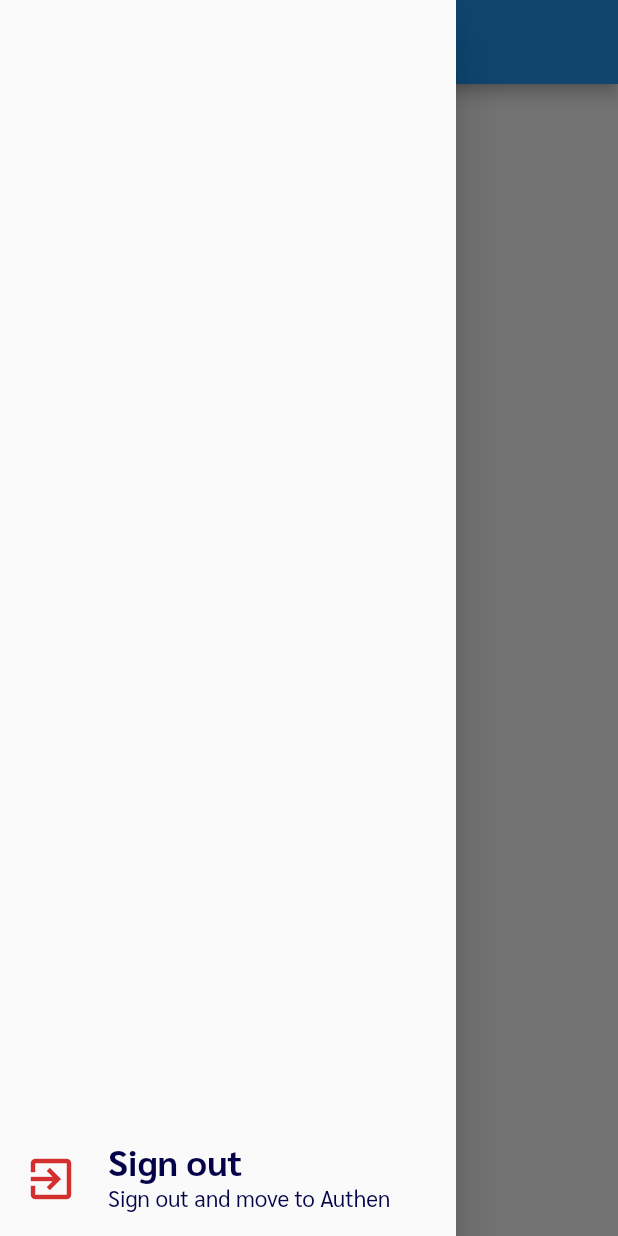
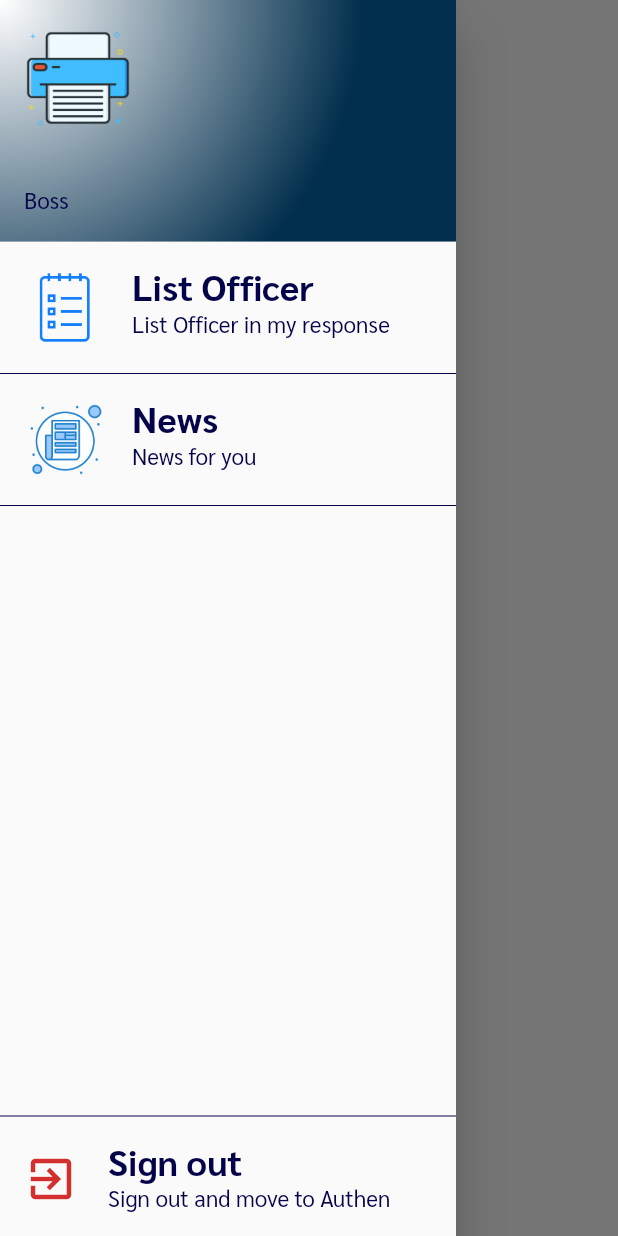
Before and after one commit to menn3000/MennOfficer, a Flutter app: the MainBoss screen opened by its route, with the side drawer open, on a phone screen of 412 x 824 dp. Run offline on Flutter 3.47's test engine with Material 2 defaults, Android fonts, the phone set to English and light mode, and no system bars; our stand-ins replace dio, shared_preferences; accounts and stored records are empty.

Commit message:
update 123

```diff
--- /dev/null
+++ b/lib/bodys/list_officer.dart
@@ -0,0 +1,11 @@
+import 'package:flutter/material.dart';
+import 'package:mennofficer/widgets/widget_text.dart';
+
+class ListOfficer extends StatelessWidget {
+  const ListOfficer({super.key});
+
+  @override
+  Widget build(BuildContext context) {
+    return WidgetText(text: 'List of Officer');
+  }
+}
--- /dev/null
+++ b/lib/bodys/news.dart
@@ -0,0 +1,17 @@
+// ignore_for_file: public_member_api_docs, sort_constructors_first
+import 'package:flutter/material.dart';
+
+import 'package:mennofficer/widgets/widget_text.dart';
+
+class News extends StatelessWidget {
+  final String nameLogin;
+  const News({
+    Key? key,
+    required this.nameLogin,
+  }) : super(key: key);
+
+  @override
+  Widget build(BuildContext context) {
+    return WidgetText(text: 'This is news for $nameLogin');
+  }
+}
--- a/lib/main.dart
+++ b/lib/main.dart
@@ -49,8 +49,16 @@
   @override
   Widget build(BuildContext context) {
     return MaterialApp(
+      debugShowCheckedModeBanner: false,
       routes: map,
       initialRoute: firstState ?? MyConstant.routeAuthen,
+      theme: ThemeData(
+        primarySwatch: Colors.indigo,
+        appBarTheme: AppBarTheme(
+            backgroundColor: Colors.white,
+            foregroundColor: MyConstant.dark,
+            elevation: 0),
+      ),
     );
   }
 }
--- a/lib/states/main_boss.dart
+++ b/lib/states/main_boss.dart
@@ -1,19 +1,86 @@
+// ignore_for_file: avoid_print
+
 import 'package:flutter/material.dart';
+import 'package:mennofficer/bodys/list_officer.dart';
+import 'package:mennofficer/bodys/news.dart';
+import 'package:mennofficer/utillity/my_constant.dart';
+import 'package:mennofficer/utillity/my_service.dart';
+import 'package:mennofficer/widgets/widget_image.dart';
+import 'package:mennofficer/widgets/widget_listtile.dart';
+import 'package:mennofficer/widgets/widget_progress.dart';
 import 'package:mennofficer/widgets/widget_sign_out.dart';
 import 'package:mennofficer/widgets/widget_text.dart';
 
-class MainBoss extends StatelessWidget {
+import '../widgets/widget_drawer_header.dart';
+
+class MainBoss extends StatefulWidget {
   const MainBoss({super.key});
+
+  @override
+  State<MainBoss> createState() => _MainBossState();
+}
+
+class _MainBossState extends State<MainBoss> {
+  var bodys = <Widget>[];
+  int indexBody = 0;
+  var title = <String>['List Officer', 'News'];
+
+  var datas = <String>[];
+
+  @override
+  void initState() {
+    super.initState();
+    findUserLogin();
+  }
+
+  Future<void> findUserLogin() async {
+    datas = await MyService().findDatas();
+    bodys.add(const ListOfficer());
+    bodys.add(
+      News(nameLogin: datas[2]),
+    );
+
+    setState(() {});
+  }
 
   @override
   Widget build(BuildContext context) {
     return Scaffold(
+      backgroundColor: Colors.white,
       appBar: AppBar(
-        title: WidgetText(text: 'Boss'),
+        centerTitle: true,
+        title: WidgetText(
+          text: title[indexBody],
+          textStyle: MyConstant().h2Style(),
+        ),
       ),
       drawer: Drawer(
-        child: WidgetSignOut(),
+        child: Stack(
+          children: [
+            const WidgetSignOut(),
+            Column(
+              children: [
+                WidgerDrawerHeader(
+                  datas: datas,
+                  type: 'Boss',
+                ),
+                WidgetListTile(
+                    leadWidget: const WidgetImage(path: 'images/list.png'),
+                    title: title[0],
+                    subTitle: 'List Officer in my response'),
+                Divider(color: MyConstant.dark),
+                WidgetListTile(
+                    leadWidget: const WidgetImage(path: 'images/news.png'),
+                    title: title[1],
+                    subTitle: 'News for you'),
+                Divider(color: MyConstant.dark),
+              ],
+            ),
+          ],
+        ),
       ),
+      body: SafeArea(
+          child: bodys.isEmpty ? const WidgetProgress() : bodys[indexBody]),
     );
   }
 }
--- a/lib/utillity/my_constant.dart
+++ b/lib/utillity/my_constant.dart
@@ -31,7 +31,7 @@
   BoxDecoration gradientBox() {
     return BoxDecoration(
       gradient: RadialGradient(
-        radius: 1.0,
+        radius: 1.5,
         center: Alignment.topLeft,
         colors: [Colors.white, primary],
       ),
--- /dev/null
+++ b/lib/utillity/my_service.dart
@@ -0,0 +1,13 @@
+import 'package:shared_preferences/shared_preferences.dart';
+
+class MyService {
+  Future<List<String>> findDatas() async {
+    var results = <String>[];
+
+    SharedPreferences preferences = await SharedPreferences.getInstance();
+    results = preferences.getStringList('data')!;
+
+
+    return results;
+  }
+}
--- /dev/null
+++ b/lib/widgets/widget_drawer_header.dart
@@ -0,0 +1,32 @@
+// ignore_for_file: public_member_api_docs, sort_constructors_first
+import 'package:flutter/material.dart';
+
+import '../utillity/my_constant.dart';
+import 'widget_image.dart';
+import 'widget_text.dart';
+
+class WidgerDrawerHeader extends StatelessWidget {
+  final List<String> datas;
+  final String type;
+
+  const WidgerDrawerHeader({
+    Key? key,
+    required this.datas,
+    required this.type,
+  }) : super(key: key);
+
+  @override
+  Widget build(BuildContext context) {
+    return UserAccountsDrawerHeader(
+      currentAccountPicture: const WidgetImage(),
+      accountName: datas.isEmpty
+          ? const SizedBox()
+          : WidgetText(
+              text: datas[2],
+              textStyle: MyConstant().h2Style(),
+            ),
+      accountEmail: WidgetText(text: type),
+      decoration: MyConstant().gradientBox(),
+    );
+  }
+}
--- a/lib/widgets/widget_image.dart
+++ b/lib/widgets/widget_image.dart
@@ -1,10 +1,15 @@
+// ignore_for_file: public_member_api_docs, sort_constructors_first
 import 'package:flutter/material.dart';
 
 class WidgetImage extends StatelessWidget {
-  const WidgetImage({super.key});
+  final String? path;
+  const WidgetImage({
+    Key? key,
+    this.path,
+  }) : super(key: key);
 
   @override
   Widget build(BuildContext context) {
-    return Image.asset('images/logo.png');
+    return Image.asset(path ?? 'images/logo.png');
   }
 }
--- /dev/null
+++ b/lib/widgets/widget_progress.dart
@@ -0,0 +1,10 @@
+import 'package:flutter/material.dart';
+
+class WidgetProgress extends StatelessWidget {
+  const WidgetProgress({super.key});
+
+  @override
+  Widget build(BuildContext context) {
+    return const Center(child: CircularProgressIndicator());
+  }
+}
--- a/lib/widgets/widget_sign_out.dart
+++ b/lib/widgets/widget_sign_out.dart
@@ -11,6 +11,7 @@
     return Column(
       mainAxisAlignment: MainAxisAlignment.end,
       children: [
+        Divider(color: MyConstant.dark),
         WidgetListTile(
           leadWidget: Icon(
             Icons.exit_to_app,
```
Also changed, not shown: images/list.png (added), images/news.png (added).
